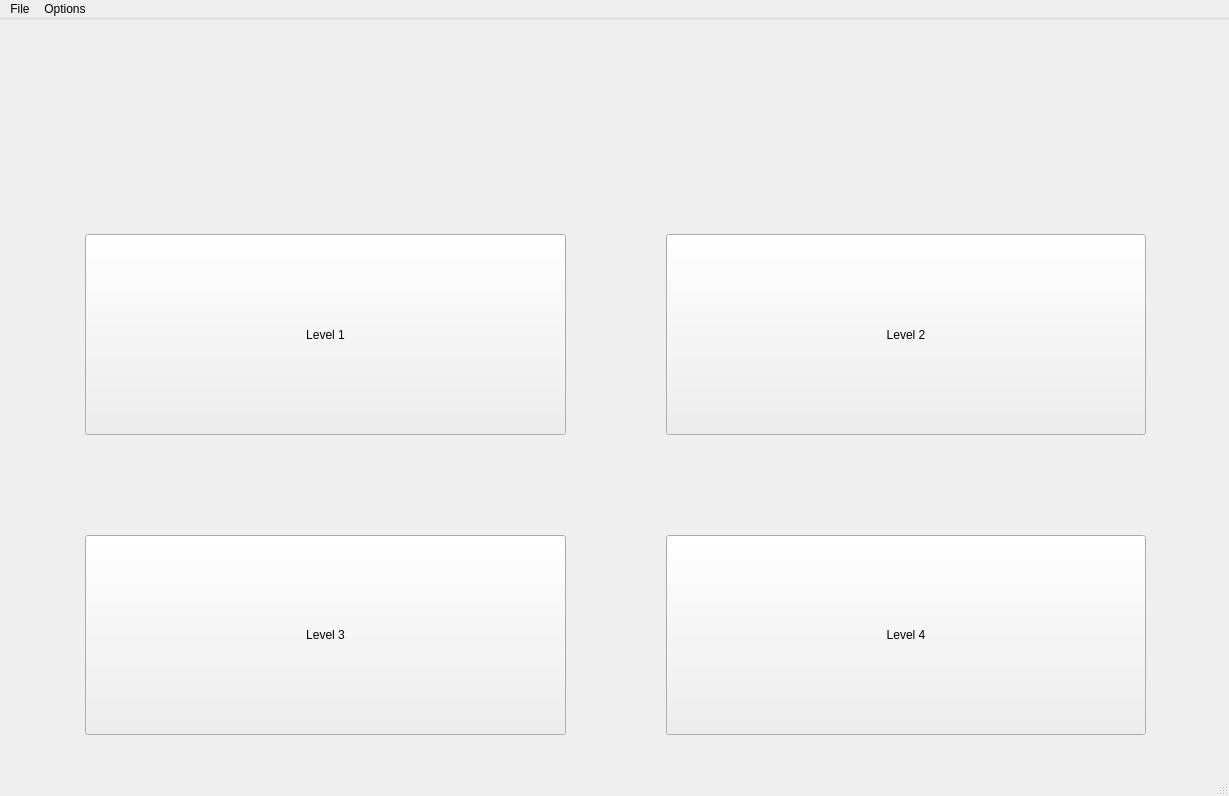
Above: QT_UI_Design/UI_MazeWindow.ui from JasonLiu1229/Automata-Group-Project_2021-2022 before the change. Below: the same form after it.
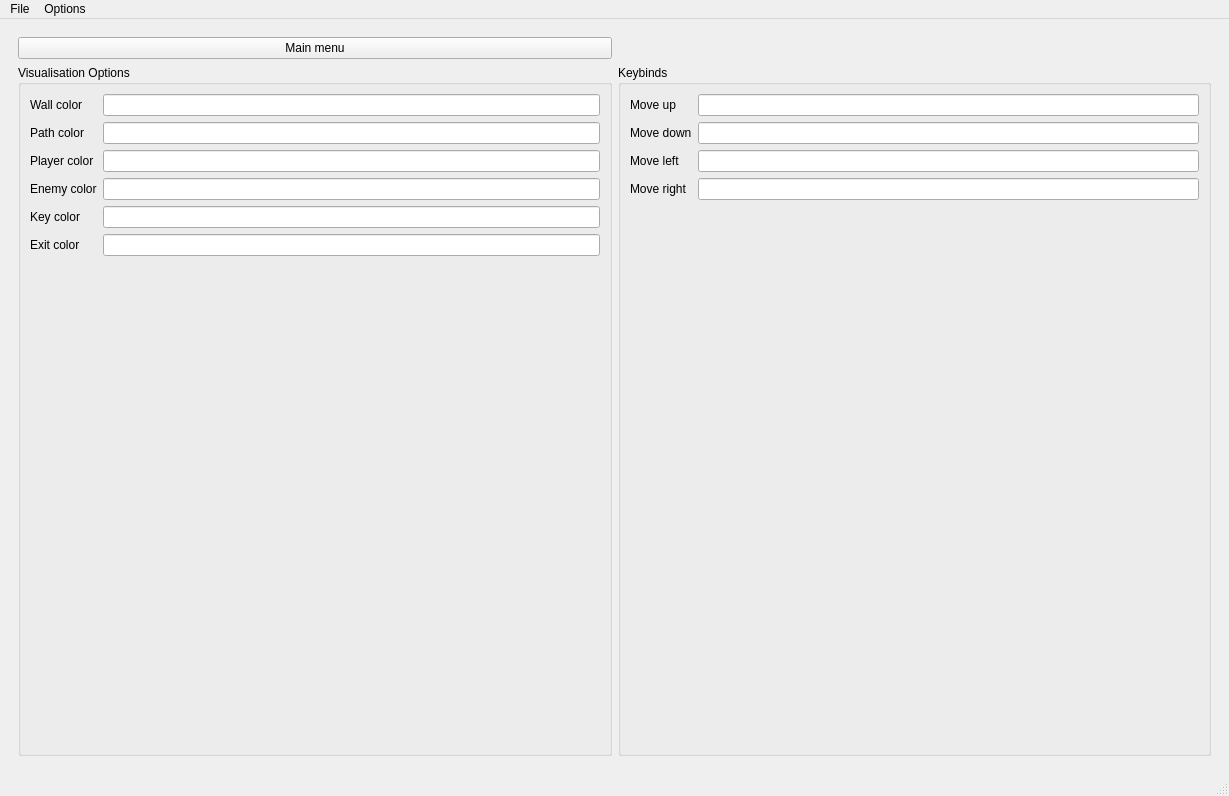
That is the form after the change. The open tabs and pages were chosen to show the change.

Patch:
```diff
--- a/QT_UI_Design/UI_MazeWindow.ui
+++ b/QT_UI_Design/UI_MazeWindow.ui
@@ -50,15 +50,9 @@
    <property name="autoFillBackground">
     <bool>false</bool>
    </property>
-   <widget class="QStackedWidget" name="stackedWidget">
-    <property name="geometry">
-     <rect>
-      <x>-80</x>
-      <y>0</y>
-      <width>1301</width>
-      <height>741</height>
-     </rect>
-    </property>
+   <layout class="QHBoxLayout" name="horizontalLayout">
+    <item>
+     <widget class="QStackedWidget" name="MenuScreens">
     <property name="currentIndex">
      <number>0</number>
     </property>
@@ -161,17 +155,17 @@
       </layout>
      </widget>
     </widget>
-    <widget class="QWidget" name="LevelsPage">
      <widget class="QWidget" name="LevelSelectionScreen">
-      <property name="geometry">
-       <rect>
-        <x>90</x>
-        <y>140</y>
-        <width>1211</width>
-        <height>601</height>
-       </rect>
-      </property>
-      <layout class="QGridLayout" name="LevelsGrid_2">
+       <layout class="QGridLayout" name="gridLayout">
+        <item row="0" column="0">
+         <widget class="QPushButton" name="BackButton">
+          <property name="text">
+           <string>Back</string>
+          </property>
+         </widget>
+        </item>
+        <item row="1" column="0">
+         <layout class="QGridLayout" name="LevelsGrid">
        <property name="sizeConstraint">
         <enum>QLayout::SetDefaultConstraint</enum>
        </property>
@@ -191,7 +185,7 @@
         <number>100</number>
        </property>
        <item row="0" column="1">
-        <widget class="QPushButton" name="Level2_2">
+           <widget class="QPushButton" name="Level2">
          <property name="sizePolicy">
           <sizepolicy hsizetype="Preferred" vsizetype="Preferred">
            <horstretch>0</horstretch>
@@ -203,21 +197,8 @@
          </property>
         </widget>
        </item>
-       <item row="0" column="0">
-        <widget class="QPushButton" name="Level1_2">
-         <property name="sizePolicy">
-          <sizepolicy hsizetype="Preferred" vsizetype="Preferred">
-           <horstretch>0</horstretch>
-           <verstretch>0</verstretch>
-          </sizepolicy>
-         </property>
-         <property name="text">
-          <string>Level 1</string>
-         </property>
-        </widget>
-       </item>
        <item row="1" column="1">
-        <widget class="QPushButton" name="Level4_2">
+           <widget class="QPushButton" name="Level4">
          <property name="sizePolicy">
           <sizepolicy hsizetype="Preferred" vsizetype="Preferred">
            <horstretch>0</horstretch>
@@ -229,8 +210,8 @@
          </property>
         </widget>
        </item>
-       <item row="1" column="0">
-        <widget class="QPushButton" name="Level3_2">
+          <item row="0" column="0">
+           <widget class="QPushButton" name="Level1">
          <property name="sizePolicy">
           <sizepolicy hsizetype="Preferred" vsizetype="Preferred">
            <horstretch>0</horstretch>
@@ -238,14 +219,211 @@
           </sizepolicy>
          </property>
          <property name="text">
-          <string>Level 3</string>
+             <string>Level 1</string>
          </property>
         </widget>
        </item>
       </layout>
-     </widget>
-    </widget>
-   </widget>
+        </item>
+       </layout>
+      </widget>
+      <widget class="QWidget" name="levelScreen">
+       <layout class="QHBoxLayout" name="horizontalLayout_3">
+        <item>
+         <layout class="QVBoxLayout" name="verticalLayout">
+          <item>
+           <layout class="QHBoxLayout" name="horizontalLayout_2">
+            <item>
+             <widget class="QPushButton" name="mainMenuButton">
+              <property name="text">
+               <string>Main menu</string>
+              </property>
+             </widget>
+            </item>
+            <item>
+             <widget class="QPushButton" name="pauseButton">
+              <property name="text">
+               <string>Pause</string>
+              </property>
+             </widget>
+            </item>
+            <item>
+             <widget class="QPushButton" name="HTP_button">
+              <property name="text">
+               <string>How to play</string>
+              </property>
+             </widget>
+            </item>
+            <item>
+             <widget class="QPushButton" name="helpButton">
+              <property name="text">
+               <string>Help</string>
+              </property>
+             </widget>
+            </item>
+           </layout>
+          </item>
+          <item>
+           <widget class="QGraphicsView" name="MazeView">
+            <property name="sizePolicy">
+             <sizepolicy hsizetype="Expanding" vsizetype="Expanding">
+              <horstretch>0</horstretch>
+              <verstretch>0</verstretch>
+             </sizepolicy>
+            </property>
+           </widget>
+          </item>
+         </layout>
+        </item>
+       </layout>
+      </widget>
+      <widget class="QWidget" name="optionsScreen">
+       <layout class="QGridLayout" name="gridLayout_2">
+        <item row="1" column="0">
+         <widget class="QGroupBox" name="VisualisationOptionsBox">
+          <property name="title">
+           <string>Visualisation Options</string>
+          </property>
+          <property name="flat">
+           <bool>false</bool>
+          </property>
+          <property name="checkable">
+           <bool>false</bool>
+          </property>
+          <property name="checked">
+           <bool>false</bool>
+          </property>
+          <layout class="QFormLayout" name="formLayout_6">
+           <property name="fieldGrowthPolicy">
+            <enum>QFormLayout::AllNonFixedFieldsGrow</enum>
+           </property>
+           <item row="0" column="0">
+            <widget class="QLabel" name="wallColorLabel_2">
+             <property name="text">
+              <string>Wall color</string>
+             </property>
+            </widget>
+           </item>
+           <item row="0" column="1">
+            <widget class="QLineEdit" name="wallColorLineEdit_2"/>
+           </item>
+           <item row="1" column="0">
+            <widget class="QLabel" name="pathColorLabel_2">
+             <property name="text">
+              <string>Path color</string>
+             </property>
+            </widget>
+           </item>
+           <item row="1" column="1">
+            <widget class="QLineEdit" name="pathColorLineEdit_2"/>
+           </item>
+           <item row="2" column="0">
+            <widget class="QLabel" name="playerColorLabel_2">
+             <property name="text">
+              <string>Player color</string>
+             </property>
+            </widget>
+           </item>
+           <item row="2" column="1">
+            <widget class="QLineEdit" name="playerColorLineEdit_2"/>
+           </item>
+           <item row="3" column="0">
+            <widget class="QLabel" name="enemyColorLabel_2">
+             <property name="text">
+              <string>Enemy color</string>
+             </property>
+            </widget>
+           </item>
+           <item row="3" column="1">
+            <widget class="QLineEdit" name="enemyColorLineEdit_2"/>
+           </item>
+           <item row="4" column="0">
+            <widget class="QLabel" name="keyColorLabel_2">
+             <property name="text">
+              <string>Key color</string>
+             </property>
+            </widget>
+           </item>
+           <item row="4" column="1">
+            <widget class="QLineEdit" name="keyColorLineEdit_2"/>
+           </item>
+           <item row="5" column="0">
+            <widget class="QLabel" name="exitColorLabel_2">
+             <property name="text">
+              <string>Exit color</string>
+             </property>
+            </widget>
+           </item>
+           <item row="5" column="1">
+            <widget class="QLineEdit" name="exitColorLineEdit_2"/>
+           </item>
+          </layout>
+         </widget>
+        </item>
+        <item row="1" column="1">
+         <widget class="QGroupBox" name="KeybindsBox">
+          <property name="title">
+           <string>Keybinds</string>
+          </property>
+          <layout class="QFormLayout" name="formLayout_5">
+           <property name="fieldGrowthPolicy">
+            <enum>QFormLayout::AllNonFixedFieldsGrow</enum>
+           </property>
+           <item row="0" column="0">
+            <widget class="QLabel" name="moveUpLabel_2">
+             <property name="text">
+              <string>Move up</string>
+             </property>
+            </widget>
+           </item>
+           <item row="0" column="1">
+            <widget class="QLineEdit" name="moveUpLineEdit_2"/>
+           </item>
+           <item row="1" column="0">
+            <widget class="QLabel" name="moveDownLabel_2">
+             <property name="text">
+              <string>Move down</string>
+             </property>
+            </widget>
+           </item>
+           <item row="1" column="1">
+            <widget class="QLineEdit" name="moveDownLineEdit_2"/>
+           </item>
+           <item row="2" column="0">
+            <widget class="QLabel" name="moveLeftLabel_2">
+             <property name="text">
+              <string>Move left</string>
+             </property>
+            </widget>
+           </item>
+           <item row="2" column="1">
+            <widget class="QLineEdit" name="moveLeftLineEdit_2"/>
+           </item>
+           <item row="3" column="0">
+            <widget class="QLabel" name="moveRightLabel_2">
+             <property name="text">
+              <string>Move right</string>
+             </property>
+            </widget>
+           </item>
+           <item row="3" column="1">
+            <widget class="QLineEdit" name="moveRightLineEdit_2"/>
+           </item>
+          </layout>
+         </widget>
+        </item>
+        <item row="0" column="0">
+         <widget class="QPushButton" name="mainMenuButton_2">
+          <property name="text">
+           <string>Main menu</string>
+          </property>
+         </widget>
+        </item>
+       </layout>
+      </widget>
+     </widget>
+    </item>
+   </layout>
   </widget>
   <widget class="QMenuBar" name="menubar">
    <property name="geometry">
```
Left out of the diff: 15 changed lines with no effect on the pictures. Lines whose indentation alone changed are shown as unchanged.
